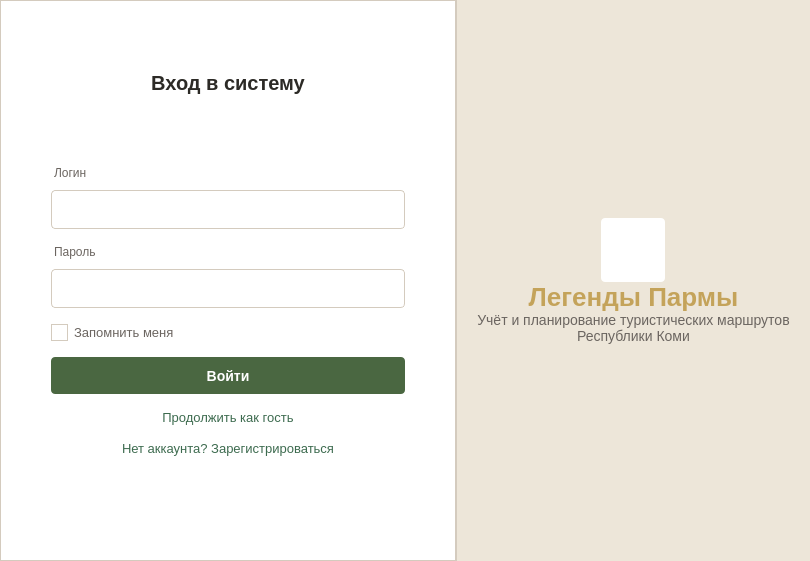
Qt form ui/windows/login_window.ui (nikolas-po/legends_parma) before a commit.
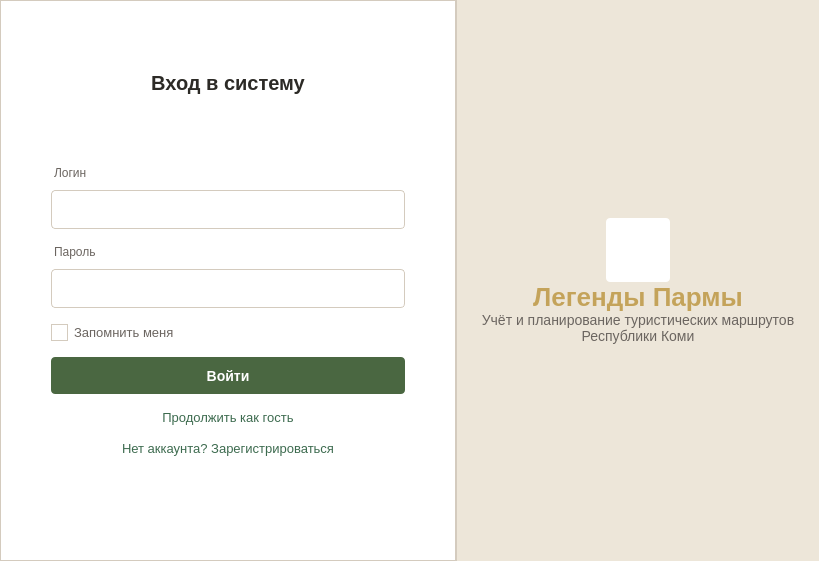
The same form after that commit. Icons and pictures are not drawn.

```diff
--- a/ui/windows/login_window.ui
+++ b/ui/windows/login_window.ui
@@ -6,7 +6,7 @@
    <rect>
     <x>0</x>
     <y>0</y>
-    <width>788</width>
+    <width>819</width>
     <height>561</height>
    </rect>
   </property>
```
Left out of the diff: 306 changed lines with no effect on the pictures.
